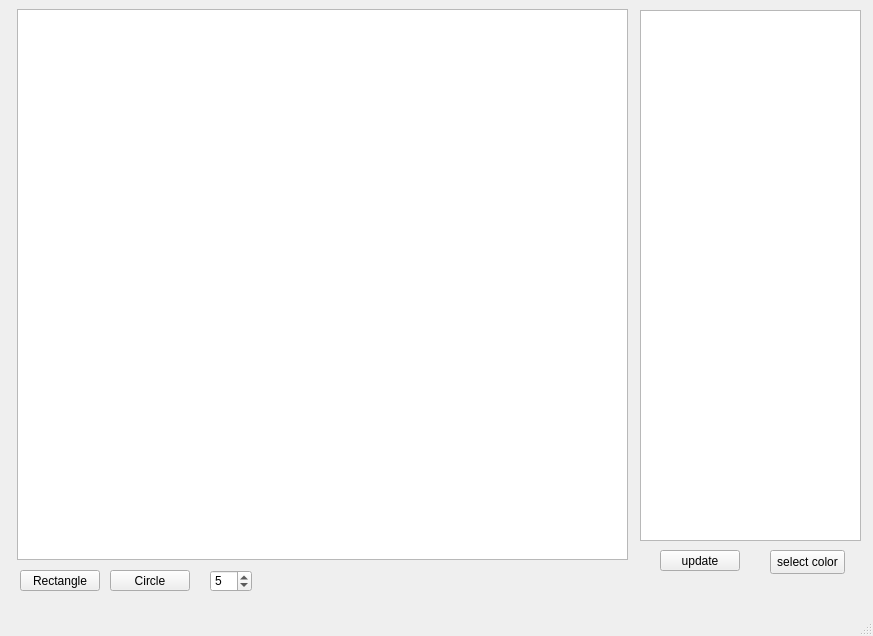
This is mainwindow.ui in HatikDev/AnalyticsTool as Qt 5 draws it before an edit. The edited form follows.
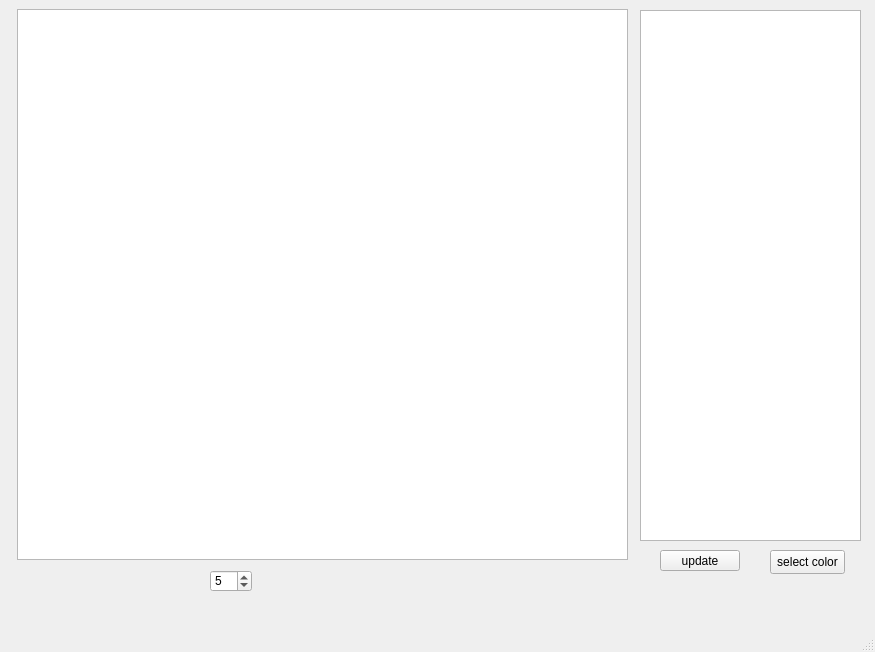
This is the edited form.

What changed in the file:
```diff
--- a/mainwindow.ui
+++ b/mainwindow.ui
@@ -6,8 +6,8 @@
    <rect>
     <x>0</x>
     <y>0</y>
-    <width>873</width>
-    <height>636</height>
+    <width>875</width>
+    <height>652</height>
    </rect>
   </property>
   <property name="windowTitle">
@@ -47,32 +47,6 @@
      </rect>
     </property>
    </widget>
-   <widget class="QPushButton" name="rectangleButton">
-    <property name="geometry">
-     <rect>
-      <x>20</x>
-      <y>570</y>
-      <width>80</width>
-      <height>21</height>
-     </rect>
-    </property>
-    <property name="text">
-     <string>Rectangle</string>
-    </property>
-   </widget>
-   <widget class="QPushButton" name="circleButton">
-    <property name="geometry">
-     <rect>
-      <x>110</x>
-      <y>570</y>
-      <width>80</width>
-      <height>21</height>
-     </rect>
-    </property>
-    <property name="text">
-     <string>Circle</string>
-    </property>
-   </widget>
    <widget class="QPushButton" name="updateButton">
     <property name="geometry">
      <rect>
```
Left out of the diff: 6 changed lines with no effect on the pictures.
